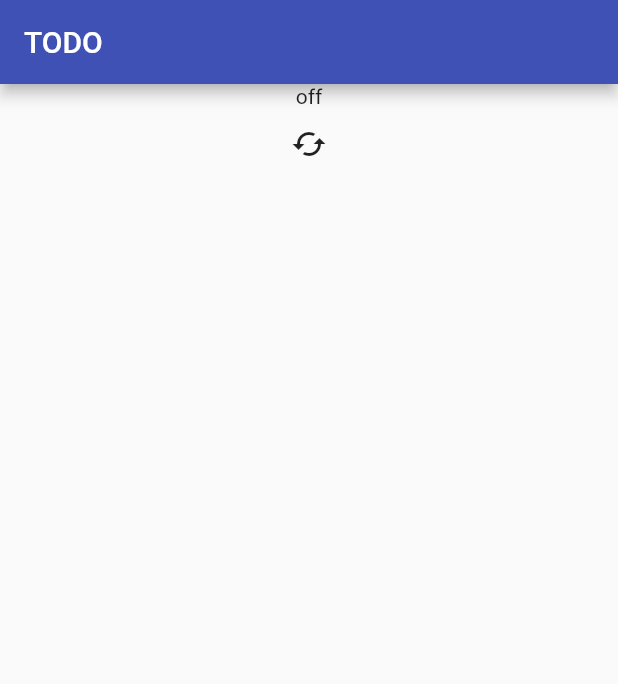
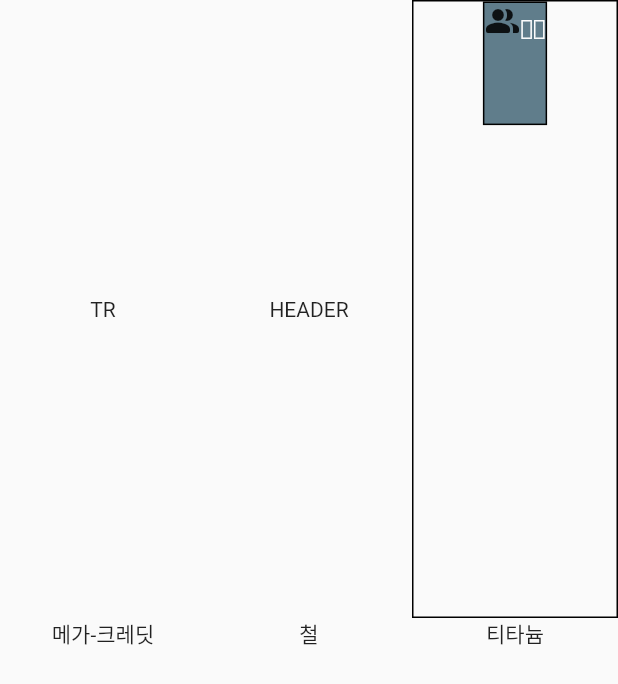
Before and after one commit to RedForest0607/riverpod-study, a Flutter app: the screen it shows after launch, on a phone screen of 412 x 824 dp. Shown: the top 684 px of the screen. Run offline on Flutter 3.47's test engine with Material 2 defaults, Android fonts, the phone set to English and light mode, and no system bars; our stand-ins replace hooks_riverpod.

Commit message:
💥 change the concept of project

```diff
--- /dev/null
+++ b/lib/enum/counter_enum.dart
@@ -0,0 +1,23 @@
+import 'package:flutter/material.dart';
+
+enum CounterEnum {
+  generation(title: "세대", icon: "generation", mainColor: Colors.blueGrey),
+  terraformingRate(
+      title: "TR", icon: "terraformingRate", mainColor: Colors.orange),
+  megaCredit(title: "메가-크레딧", icon: "megaCredit", mainColor: Colors.amber),
+  steel(title: "철", icon: "steel", mainColor: Colors.brown),
+  titanium(title: "티타늄", icon: "titanium", mainColor: Colors.grey),
+  plants(title: "식물", icon: "plants", mainColor: Colors.green),
+  energy(title: "에너지", icon: "energy", mainColor: Colors.blue),
+  heat(title: "열", icon: "heat", mainColor: Colors.red);
+
+  final String title;
+  final String icon;
+  final Color mainColor;
+
+  const CounterEnum({
+    required this.title,
+    required this.icon,
+    required this.mainColor,
+  });
+}
--- a/lib/main.dart
+++ b/lib/main.dart
@@ -1,6 +1,6 @@
 import 'package:flutter/material.dart';
-import 'package:flutter_riverpod/flutter_riverpod.dart';
-import 'package:riverpod_study/widget/todo_screen.dart';
+import 'package:hooks_riverpod/hooks_riverpod.dart';
+import 'package:riverpod_study/screen/dashboard/dashboard_screen.dart';
 
 void main() {
   runApp(const ProviderScope(child: TodoApp()));
@@ -11,12 +11,11 @@ class TodoApp extends StatelessWidget {
 
   @override
   Widget build(BuildContext context) {
-
     return MaterialApp(
-      title: "TodoApp",
+      title: "Terraforming Dashboard",
       debugShowCheckedModeBanner: false,
-      theme: ThemeData(primarySwatch: Colors.indigo),
-      home: const TodoScreen(),
+      theme: ThemeData(primaryColor: Colors.yellow.shade900),
+      home: const DashboardScreen(),
     );
   }
 }
--- /dev/null
+++ b/lib/notifiers/generation.dart
@@ -0,0 +1,20 @@
+import 'package:hooks_riverpod/hooks_riverpod.dart';
+
+final generationProvider = NotifierProvider<GenerationNotifier, int>(() {
+  return GenerationNotifier();
+});
+
+class GenerationNotifier extends Notifier<int> {
+  @override
+  int build() {
+    return 1; // initial value
+  }
+
+  void add() {
+    state = state + 1;
+  }
+
+  void reset() {
+    state = 1;
+  }
+}
--- /dev/null
+++ b/lib/screen/dashboard/dashboard_screen.dart
@@ -0,0 +1,49 @@
+import 'package:flutter/material.dart';
+import 'package:riverpod_study/enum/counter_enum.dart';
+
+import 'widget/generation_block_widget.dart';
+
+class DashboardScreen extends StatelessWidget {
+  const DashboardScreen({super.key});
+
+  @override
+  Widget build(BuildContext context) {
+    return Scaffold(
+      body: SizedBox(
+        height: MediaQuery.of(context).size.height,
+        child: Column(
+          mainAxisSize: MainAxisSize.max,
+          children: <Widget>[
+            Row(children: [
+              Expanded(
+                child: Text(CounterEnum.terraformingRate.title,
+                    textAlign: TextAlign.center),
+              ),
+              const Expanded(
+                child: Text("HEADER", textAlign: TextAlign.center),
+              ),
+              Expanded(
+                child: GenerationBlockWidget(
+                    height: (MediaQuery.of(context).size.height / 2)),
+              ),
+            ]),
+            Row(children: [
+              Expanded(
+                child: Text(CounterEnum.megaCredit.title,
+                    textAlign: TextAlign.center),
+              ),
+              Expanded(
+                child:
+                    Text(CounterEnum.steel.title, textAlign: TextAlign.center),
+              ),
+              Expanded(
+                child: Text(CounterEnum.titanium.title,
+                    textAlign: TextAlign.center),
+              ),
+            ]),
+          ],
+        ),
+      ),
+    );
+  }
+}
--- /dev/null
+++ b/lib/screen/dashboard/widget/block_header_widget.dart
@@ -0,0 +1,31 @@
+import 'package:flutter/material.dart';
+import 'package:riverpod_study/enum/counter_enum.dart';
+
+class BlockHeaderWidget extends StatelessWidget {
+  const BlockHeaderWidget({super.key, this.height});
+
+  final double? height;
+
+  @override
+  Widget build(BuildContext context) {
+    return Container(
+      height: height,
+      decoration: BoxDecoration(
+        color: CounterEnum.generation.mainColor,
+        border: Border.all(),
+      ),
+      child: RichText(
+        text: TextSpan(
+          children: [
+            const WidgetSpan(
+              child: Icon(IconData(0xf005c, fontFamily: 'MaterialIcons')),
+            ),
+            TextSpan(
+              text: CounterEnum.generation.title,
+            ),
+          ],
+        ),
+      ),
+    );
+  }
+}
--- /dev/null
+++ b/lib/screen/dashboard/widget/generation_block_widget.dart
@@ -0,0 +1,25 @@
+import 'package:flutter/material.dart';
+import 'block_header_widget.dart';
+
+class GenerationBlockWidget extends StatelessWidget {
+  const GenerationBlockWidget({super.key, this.height});
+
+  final double? height;
+
+  @override
+  Widget build(BuildContext context) {
+    return Container(
+      height: height,
+      decoration: BoxDecoration(
+        border: Border.all(),
+      ),
+      child: Column(
+        mainAxisSize: MainAxisSize.max,
+        children: [
+          BlockHeaderWidget(height: height! / 5),
+          // TODO: count section
+        ],
+      ),
+    );
+  }
+}
--- /dev/null
+++ b/lib/screen/dashboard/widget/resource_block_widget.dart
@@ -0,0 +1,12 @@
+import 'package:flutter/material.dart';
+import 'package:hooks_riverpod/hooks_riverpod.dart';
+
+class ResourceBlockWidget extends ConsumerWidget {
+  const ResourceBlockWidget({super.key});
+
+  @override
+  Widget build(BuildContext context, WidgetRef ref) {
+    // TODO: implement build
+    throw UnimplementedError();
+  }
+}
--- a/lib/widget/todo_screen.dart
+++ /dev/null
@@ -1,14 +0,0 @@
-import 'package:flutter/material.dart';
-import 'package:riverpod_study/widget/switch_button_widget.dart';
-
-class TodoScreen extends StatelessWidget {
-  const TodoScreen({super.key});
-
-  @override
-  Widget build(BuildContext context) {
-    return Scaffold(
-      appBar: AppBar(title: const Text('TODO'),),
-      body: SwitchButtonWidget()
-    );
-  }
-}
```
Also changed, not shown: lib/switch_button_widget.dart (renamed from lib/widget/switch_button_widget.dart, +9 -5 lines), lib/switch.dart (renamed from lib/notifiers/switch.dart).
